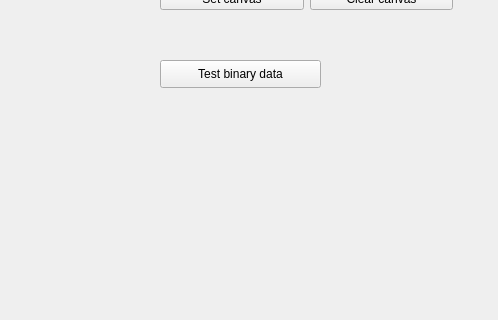
Qt form milestone4/canvas.ui (yuliahn/PRG_Praktikum) before a commit; both pictures show x 280 to 778 and y 170 to 490 of the 778 by 598 pixel window.
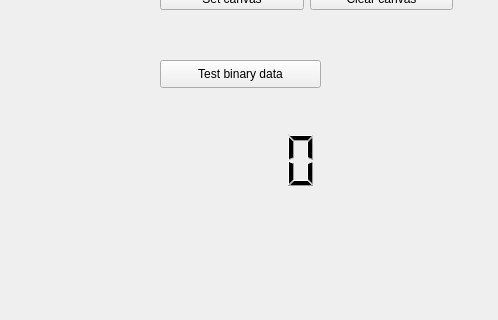
The same form after that commit.

Patch:
```diff
--- a/milestone4/canvas.ui
+++ b/milestone4/canvas.ui
@@ -137,6 +137,19 @@
     <string>Test binary data</string>
    </property>
   </widget>
+  <widget class="QLCDNumber" name="label">
+   <property name="geometry">
+    <rect>
+     <x>440</x>
+     <y>270</y>
+     <width>161</width>
+     <height>121</height>
+    </rect>
+   </property>
+   <property name="frameShape">
+    <enum>QFrame::NoFrame</enum>
+   </property>
+  </widget>
  </widget>
  <resources/>
  <connections/>
```
